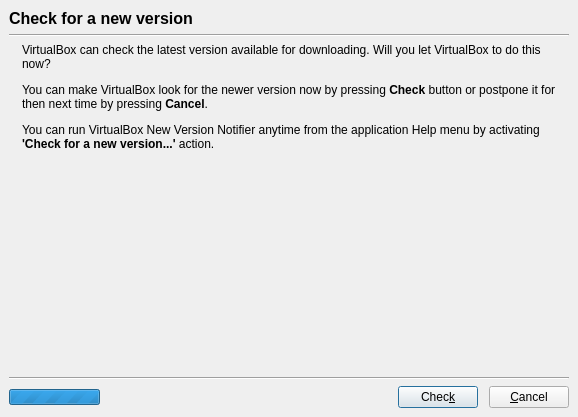
Old version of the form vbox/src/VBox/Frontends/VirtualBox4/ui/VBoxUpdateDlg.ui in the repository jljuxgm/vboxgit.
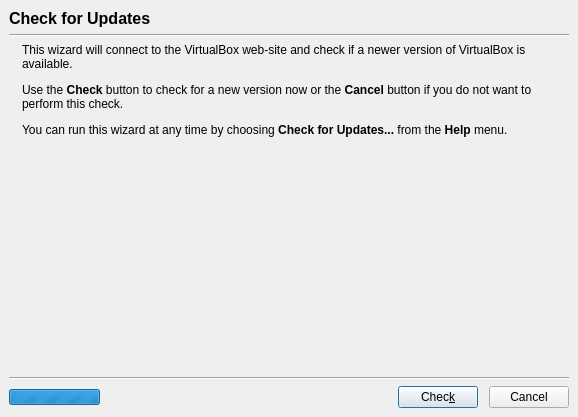
New version of the form. Icons and pictures are not drawn. Custom widgets are drawn as their Qt base class.

Patch:
```diff
--- a/vbox/src/VBox/Frontends/VirtualBox4/ui/VBoxUpdateDlg.ui
+++ b/vbox/src/VBox/Frontends/VirtualBox4/ui/VBoxUpdateDlg.ui
@@ -63,7 +63,7 @@
           </font>
          </property>
          <property name="text" >
-          <string>Check for a new version</string>
+          <string>Check for Updates</string>
          </property>
         </widget>
        </item>
@@ -112,7 +112,9 @@
               </size>
              </property>
              <property name="text" >
-              <string>&lt;p>VirtualBox can check the latest version available for downloading. Will you let VirtualBox to do this now?&lt;/p>&lt;p>You can make VirtualBox look for the newer version now by pressing &lt;b>Check&lt;/b> button or postpone it for then next time by pressing &lt;b>Cancel&lt;/b>.&lt;/p>&lt;p>You can run VirtualBox New Version Notifier anytime from the application Help menu by activating &lt;b>'Check for a new version...'&lt;/b> action.&lt;/p></string>
+              <string>&lt;p>This wizard will connect to the VirtualBox web-site and check if a newer version of VirtualBox is available.&lt;/p>
+&lt;p>Use the &lt;b>Check&lt;/b> button to check for a new version now or the &lt;b>Cancel&lt;/b> button if you do not want to perform this check.&lt;/p>
+&lt;p>You can run this wizard at any time by choosing &lt;b>Check for Updates...&lt;/b> from the &lt;b>Help&lt;/b> menu.&lt;/p></string>
              </property>
              <property name="wordWrap" >
               <bool>true</bool>
@@ -212,7 +214,7 @@
          <item>
           <widget class="QPushButton" name="mBtnCancel" >
            <property name="text" >
-            <string>&amp;Cancel</string>
+            <string>Cancel</string>
            </property>
           </widget>
          </item>
```
Left out of the diff: 10 changed lines with no effect on the pictures.
